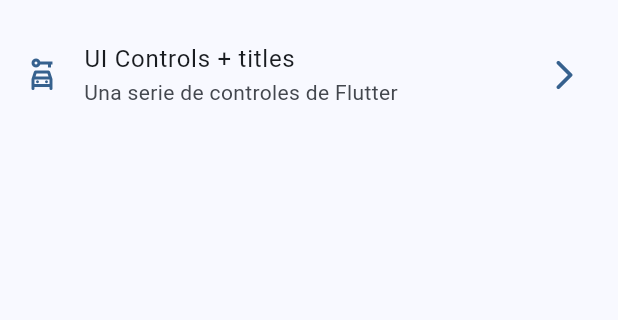
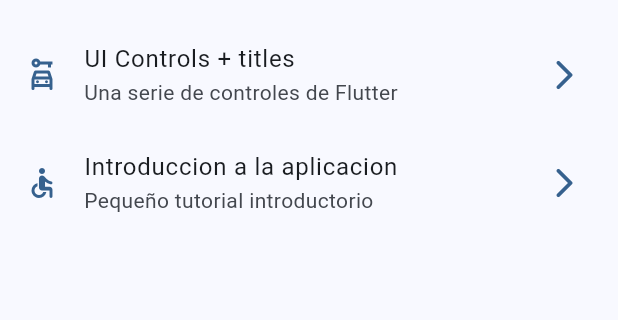
Before and after one commit to edisondavidcode/widgets_app_flutter, a Flutter app: the screen it shows after launch, on a phone screen of 412 x 824 dp, the part 603-923 px from its top. Run offline on Flutter 3.47's test engine with Material 3 defaults, Android fonts, the phone set to English and light mode, and no system bars; our stand-ins replace go_router.

Commit message:
tutorial screen added

```diff
--- a/lib/config/menu/menu_items.dart
+++ b/lib/config/menu/menu_items.dart
@@ -45,4 +45,9 @@ List<MenuItems> appMenuItems = <MenuItems>[
       subTitle: 'Una serie de controles de Flutter',
       link: '/ui-controls',
       icon: Icons.car_rental_outlined),
+  MenuItems(
+      title: 'Introduccion a la aplicacion',
+      subTitle: 'Pequeño tutorial introductorio',
+      link: '/tutorial',
+      icon: Icons.accessible_rounded),
 ];
--- a/lib/config/router/app_router.dart
+++ b/lib/config/router/app_router.dart
@@ -41,5 +41,10 @@ final appRouter = GoRouter(
       path: '/ui-controls',
       builder: (context, state) => const UiControlsScreen(),
     ),
+    GoRoute(
+      name: AppTutorial.name,
+      path: '/tutorial',
+      builder: (context, state) => const AppTutorial(),
+    ),
   ],
 );
```
